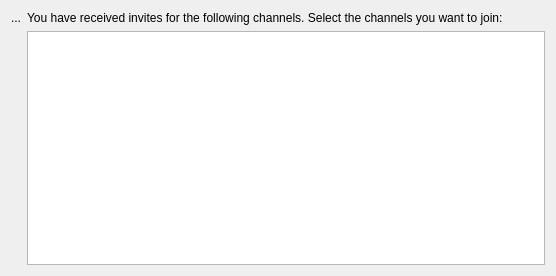
KDE/konversation, file src/irc/invitedialog.ui: the form before one commit.
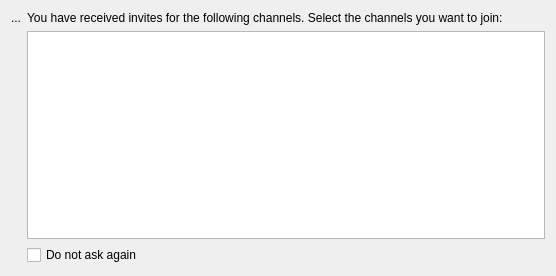
The form after the commit.

Commit message: Add do not ask again checkbox to the invite dialog.

What changed in the file:
```diff
--- a/src/irc/invitedialog.ui
+++ b/src/irc/invitedialog.ui
@@ -37,6 +37,13 @@
    <item row="1" column="1">
     <widget class="QTreeView" name="m_channelView"/>
    </item>
+   <item row="2" column="1">
+    <widget class="QCheckBox" name="m_showAgainCheck">
+     <property name="text">
+      <string>Do not ask again</string>
+     </property>
+    </widget>
+   </item>
   </layout>
  </widget>
  <resources/>
```
The commit also changes 3 other files.
